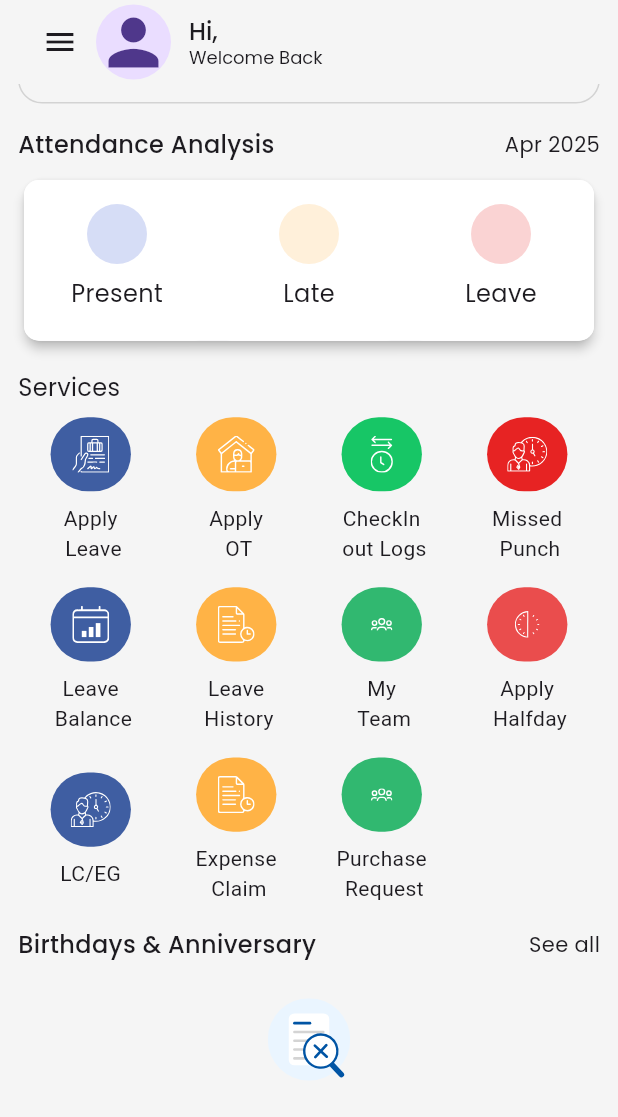
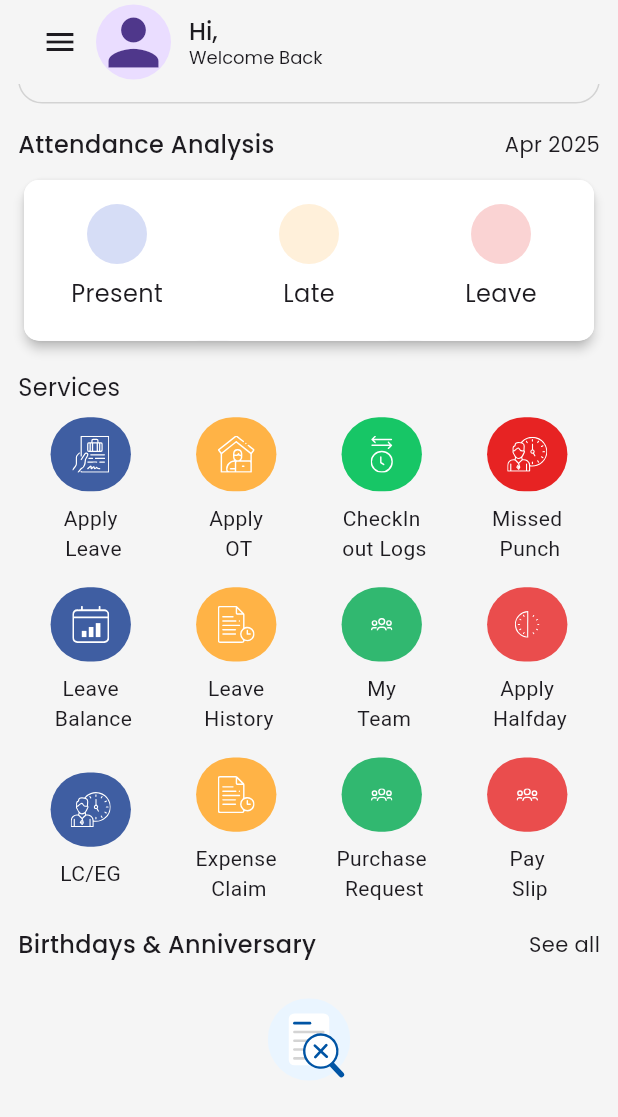
Before and after one commit to dheerajamy22/AirWater_Jinzy, a Flutter app: the upcoming_dash screen opened directly, scrolled down 214 dp, on a phone screen of 412 x 824 dp. Shown: the top 1117 px of the screen. Run offline on Flutter 3.47's test engine with Material 3 defaults, Android fonts, the phone set to English and light mode, and no system bars; drawn by our look-alikes of upgrader; our stand-ins replace animated_splash_screen, another_flushbar, dio, email_validator, file_picker, firebase_core and 16 more; missing offline and left inert: app_settings, encrypt, get_ip_address, linear_progress_bar, network_info_plus, radio_group_v2 and 2 more; accounts and stored records are empty; network calls fail; statements that could not run were skipped; project files that could hold a hidden picture were left out.

Commit message:
add pay slip in employee service

```diff
--- a/lib/new_dashboard_2024/updated_dashboard_2024.dart
+++ b/lib/new_dashboard_2024/updated_dashboard_2024.dart
@@ -19,6 +19,7 @@
 import 'package:demo/new_leave_managerdashboard/leave_workflowmethod.dart';
 import 'package:demo/new_leave_page_by_Vikas_Sir/leavelist.dart';
 import 'package:demo/new_leave_page_by_Vikas_Sir/leavelist_method.dart';
+import 'package:demo/pay_slip/payslip.dart';
 import 'package:demo/purchase_request/purchaserqst.dart';
 import 'package:demo/workflow_request_panel/all_attandance_aproved_page.dart';
 import 'package:firebase_messaging/firebase_messaging.dart';
@@ -1345,18 +1346,49 @@
                                   alignment: Alignment.center,
                                   child: Column(
                                     children: [
-                                      Container(
-                                        width:
-                                            MediaQuery.of(context).size.width *
-                                                0.13,
-                                        height:
-                                            MediaQuery.of(context).size.height *
-                                                0.06,
-                                        alignment: Alignment.center,
+                                      InkWell(
+                                        onTap: () {
+                                          Navigator.push(
+                                              context,
+                                              MaterialPageRoute(
+                                                  builder: (context) =>
+                                                      paySlip()));
+                                        },
+                                        child: Container(
+                                          width: MediaQuery.of(context)
+                                                  .size
+                                                  .width *
+                                              0.13,
+                                          height: MediaQuery.of(context)
+                                                  .size
+                                                  .height *
+                                              0.06,
+                                          alignment: Alignment.center,
+                                          child: SvgPicture.asset(
+                                            'assets/new_svgs/my_team_icon.svg',
+                                            width: MediaQuery.of(context)
+                                                    .size
+                                                    .width *
+                                                0.035,
+                                            height: MediaQuery.of(context)
+                                                    .size
+                                                    .height *
+                                                0.02,
+                                          ),
+                                          decoration: BoxDecoration(
+                                              borderRadius:
+                                                  BorderRadius.circular(30),
+                                              color: MyColor.new_red_color
+                                                  .withOpacity(0.8)),
+                                        ),
                                       ),
                                       Padding(
                                         padding:
                                             const EdgeInsets.only(top: 8.0),
+                                        child: Text(
+                                          'Pay \n Slip',
+                                          textAlign: TextAlign.center,
+                                        ),
                                       ),
                                     ],
                                   ),
--- a/lib/purchase_request/purchaserqst.dart
+++ b/lib/purchase_request/purchaserqst.dart
@@ -530,6 +530,7 @@ class _purchaseRequestState extends State<purchaseRequest> {
 
                           setState(() {
                             additemlist.add(newItem);
+                            print(additemlist[0].quantity);
                           });
                         },
                         child: Container(
@@ -579,6 +580,7 @@ class _purchaseRequestState extends State<purchaseRequest> {
                                 additemlist.add(array);
                               }
                             });
+                            print(additemlist);
                           } else {
                             // Optionally handle the case where no data was returned
                             print("No items were selected.");
@@ -823,6 +825,8 @@ class _purchaseRequestState extends State<purchaseRequest> {
   });
     SharedPreferences prefs = await SharedPreferences.getInstance();
     String? token = prefs.getString('user_access_token');
+    print(additemlist[0].quantity);
+    print(additemlist[0].estimatePrice);
 
     int businessLineId = _businessLineId != null
         ? int.parse(_businessLineId!)
--- a/pubspec.yaml
+++ b/pubspec.yaml
@@ -61,6 +61,9 @@ dependencies:
   firebase_core: ^3.12.1
   firebase_messaging: ^15.2.4
   flutter_spinkit: ^5.2.1
+  dio: ^5.7.0
+  open_file: ^3.5.10
+  permission_handler: ^12.0.0+1
 
  # camera: ^0.10.5+9
 
```
Also changed, not shown: lib/pay_slip/payslip.dart (added, +333 -0 lines), assets/images/pdf.png (added), pubspec.lock, 5 other files.
